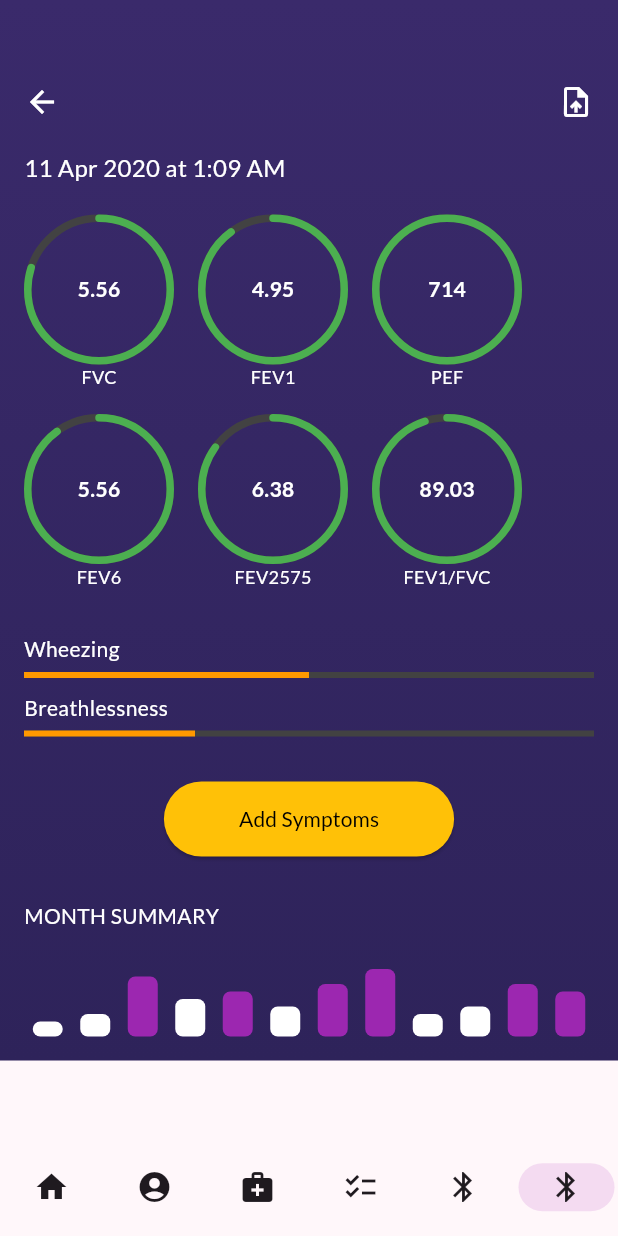
After one commit to gzmcn/spiroble, a Flutter app: the AppScreen screen opened directly, item 6 of the bottom bar chosen, on a phone screen of 412 x 824 dp. The commit adds this screen. Run offline on Flutter 3.47's test engine with Material 3 defaults, Android fonts, the phone set to English and light mode, and no system bars; drawn by our look-alikes of percent_indicator; our stand-ins replace cloud_firestore, firebase_auth, firebase_core, firebase_database, flutter_bloc, flutter_riverpod and 4 more; missing offline and left inert: fancy_button_flutter, flutter_reactive_ble; accounts and stored records are empty.

Commit message:
yeniEkranlarGeldiEfenim
naber

```diff
--- a/lib/screens/appScreen.dart
+++ b/lib/screens/appScreen.dart
@@ -5,6 +5,7 @@ import 'package:spiroble/screens/home_screen.dart';
 import 'package:spiroble/screens/user_screen.dart';
 import 'package:spiroble/screens/testScreen.dart';
 import 'package:spiroble/screens/AnimationScreen.dart';
+import 'package:spiroble/screens/testResultsScreen.dart';
 
 import 'package:spiroble/widgets/bottom_navigationMenu.dart';
 
@@ -32,13 +33,16 @@ class _HomeScreenState extends State<AppScreen> {
         return ProfileScreen();
 
       case 2:
-        return TestScreen();
+        return AnimationScreen();
 
       case 3:
         return ResultScreen();
 
       case 4:
         return BluetoothScreen();
+
+      case 5:
+          return HealthMonitorScreen();
 
       default:
         return Center(child: Text('Varsayılan Ekran')); // Varsayılan ekran
--- /dev/null
+++ b/lib/screens/testResultsScreen.dart
@@ -0,0 +1,198 @@
+import 'package:flutter/material.dart';
+import 'package:percent_indicator/circular_percent_indicator.dart';
+
+void main() {
+  runApp(MyApp());
+}
+
+class MyApp extends StatelessWidget {
+  @override
+  Widget build(BuildContext context) {
+    return MaterialApp(
+      title: 'Health Monitor',
+      theme: ThemeData(
+        primarySwatch: Colors.deepPurple,
+        fontFamily: 'Roboto',
+      ),
+      home: HealthMonitorScreen(),
+    );
+  }
+}
+
+class HealthMonitorScreen extends StatefulWidget {
+  @override
+  _HealthMonitorScreenState createState() => _HealthMonitorScreenState();
+}
+
+class _HealthMonitorScreenState extends State<HealthMonitorScreen> {
+  @override
+  Widget build(BuildContext context) {
+    return Scaffold(
+      body: Container(
+        decoration: BoxDecoration(
+          gradient: LinearGradient(
+            begin: Alignment.topCenter,
+            end: Alignment.bottomCenter,
+            colors: [
+              Color(0xFF3A2A6B), // Üstteki koyu mor
+              Color(0xFF2E235A), // Alttaki daha koyu ton
+            ],
+          ),
+        ),
+        child: SingleChildScrollView(
+          child: Padding(
+            padding: const EdgeInsets.all(16.0),
+            child: Column(
+              crossAxisAlignment: CrossAxisAlignment.start,
+              children: [
+                SizedBox(height: 40), // Üstten boşluk
+                Row(
+                  mainAxisAlignment: MainAxisAlignment.spaceBetween,
+                  children: [
+                    Icon(Icons.arrow_back, color: Colors.white),
+                    Icon(Icons.upload_file, color: Colors.white),
+                  ],
+                ),
+                SizedBox(height: 20),
+                Text(
+                  '11 Apr 2020 at 1:09 AM',
+                  style: TextStyle(color: Colors.white, fontSize: 16),
+                ),
+                SizedBox(height: 20),
+                buildMeasurementRow(),
+                SizedBox(height: 30),
+                buildSymptomsSection(),
+                SizedBox(height: 30),
+                Center(
+                  child: ElevatedButton(
+                    onPressed: () {},
+                    style: ElevatedButton.styleFrom(
+                      backgroundColor: Colors.amber,
+                      foregroundColor: Colors.black,
+                      padding: EdgeInsets.symmetric(horizontal: 50, vertical: 15),
+                    ),
+                    child: Text('Add Symptoms'),
+                  ),
+                ),
+                SizedBox(height: 30),
+                buildMonthlySummary(),
+              ],
+            ),
+          ),
+        ),
+      ),
+    );
+  }
+
+  Widget buildMeasurementRow() {
+    return Wrap(
+      spacing: 16,
+      runSpacing: 16,
+      alignment: WrapAlignment.center,
+      children: [
+        buildMeasurementCard('FVC', '5.56', 0.8),
+        buildMeasurementCard('FEV1', '4.95', 0.9),
+        buildMeasurementCard('PEF', '714', 1.0),
+        buildMeasurementCard('FEV6', '5.56', 0.9),
+        buildMeasurementCard('FEV2575', '6.38', 0.85),
+        buildMeasurementCard('FEV1/FVC', '89.03', 0.95),
+      ],
+    );
+  }
+
+  Widget buildMeasurementCard(String title, String value, double percent) {
+    return Container(
+      width: 100,
+      child: Column(
+        children: [
+          CircularPercentIndicator(
+            radius: 50.0,
+            lineWidth: 5.0,
+            animation: true,
+            percent: percent,
+            center: Text(
+              value,
+              style: TextStyle(fontWeight: FontWeight.bold, color: Colors.white),
+            ),
+            footer: Text(
+              title,
+              style: TextStyle(color: Colors.white, fontSize: 12),
+            ),
+            circularStrokeCap: CircularStrokeCap.round,
+            backgroundColor: Colors.grey.shade800,
+            progressColor: Colors.green,
+          ),
+        ],
+      ),
+    );
+  }
+
+  Widget buildSymptomsSection() {
+    return Column(
+      crossAxisAlignment: CrossAxisAlignment.start,
+      children: [
+        buildSymptomRow('Wheezing', 0.5),
+        SizedBox(height: 10),
+        buildSymptomRow('Breathlessness', 0.3),
+      ],
+    );
+  }
+
+  Widget buildSymptomRow(String symptom, double severity) {
+    return Column(
+      crossAxisAlignment: CrossAxisAlignment.start,
+      children: [
+        Text(
+          symptom,
+          style: TextStyle(color: Colors.white),
+        ),
+        SizedBox(height: 5),
+        LinearProgressIndicator(
+          value: severity,
+          backgroundColor: Colors.grey.shade800,
+          valueColor: AlwaysStoppedAnimation<Color>(Colors.orange),
+        ),
+      ],
+    );
+  }
+
+  Widget buildMonthlySummary() {
+    List<double> monthlyData = [
+      0.2, 0.3, 0.8, 0.5, 0.6, 0.4, 0.7, 0.9, 0.3, 0.4, 0.7, 0.6
+    ];
+    return Column(
+      crossAxisAlignment: CrossAxisAlignment.start,
+      children: [
+        Text(
+          'MONTH SUMMARY',
+          style: TextStyle(color: Colors.white, fontSize: 14),
+        ),
+        SizedBox(height: 10),
+        Container(
+          height: 60,
+          child: Row(
+            mainAxisAlignment: MainAxisAlignment.spaceBetween,
+            children: monthlyData.map((value) {
+              return Expanded(
+                child: Container(
+                  margin: EdgeInsets.symmetric(horizontal: 4),
+                  child: Align(
+                    alignment: Alignment.bottomCenter,
+                    child: Container(
+                      width: 20,
+                      height: 50 * value, // Dynamic height based on value
+                      decoration: BoxDecoration(
+                        color: value > 0.5 ? Colors.purple : Colors.white,
+                        borderRadius: BorderRadius.circular(5),
+                      ),
+                    ),
+                  ),
+                ),
+              );
+            }).toList(),
+          ),
+        ),
+      ],
+    );
+  }
+}
--- a/lib/screens/testScreen.dart
+++ b/lib/screens/testScreen.dart
@@ -71,7 +71,7 @@ class _TestScreen extends State<TestScreen> with SingleTickerProviderStateMixin
 
           // Find the device with the name "Blank"
           final deviceToConnect = devices.firstWhere(
-                (device) => device.name == "Spirometer",
+                (device) => device.name == "",
             orElse: () => DiscoveredDevice(
               id: "",
               name: "",
--- a/lib/widgets/bottom_navigationMenu.dart
+++ b/lib/widgets/bottom_navigationMenu.dart
@@ -47,6 +47,10 @@ class _NavigationMenuState extends State<NavigationMenu> {
           icon: Icon(Icons.bluetooth, color: theme.colorScheme.onSurface),
           label: '',
         ),
+        NavigationDestination(
+          icon: Icon(Icons.bluetooth, color: theme.colorScheme.onSurface),
+          label: '',
+        ),
       ],
       labelBehavior: NavigationDestinationLabelBehavior
           .alwaysHide, // Ensures no label is shown
```
